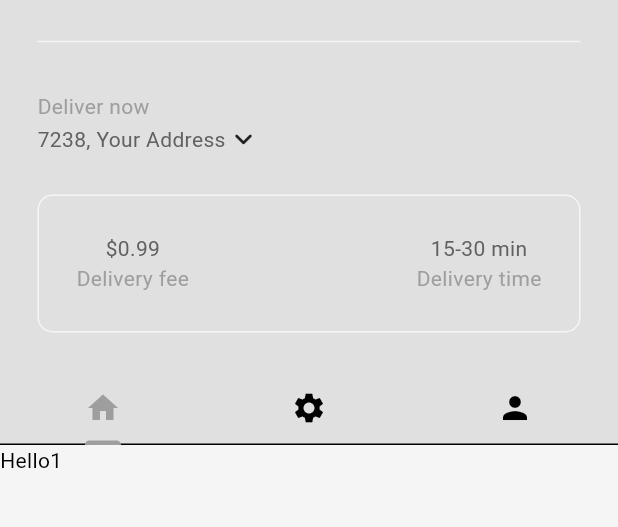
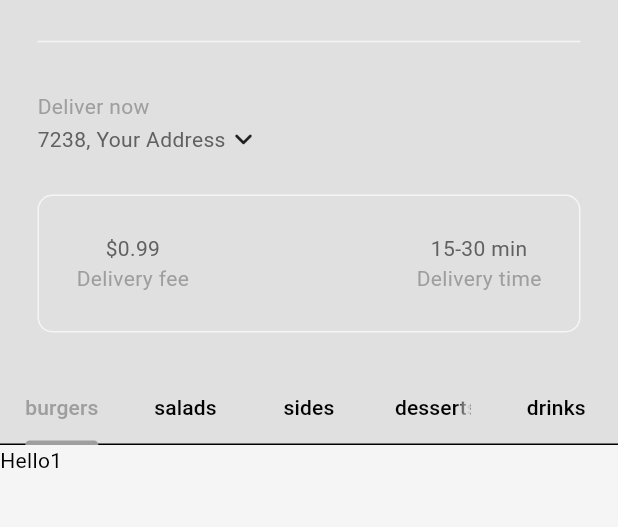
Before and after one commit to muhammed-suhaid/Dine_Direct, a Flutter app: the HomePage screen opened directly, on a phone screen of 412 x 824 dp, the part 65-592 px from its top. Run offline on Flutter 3.47's test engine with Material 3 defaults, Android fonts, the phone set to English and light mode, and no system bars; our stand-ins replace flutter_riverpod.

Commit message:
Added the tab as the food category

```diff
--- a/lib/components/my_tab_bar.dart
+++ b/lib/components/my_tab_bar.dart
@@ -1,3 +1,4 @@
+import 'package:dine_direct/models/food.dart';
 import 'package:flutter/material.dart';
 
 class MyTabBar extends StatelessWidget {
@@ -7,25 +8,20 @@ class MyTabBar extends StatelessWidget {
     required this.tabController,
   });
 
+  List<Tab> _buildCategoryTabs() {
+    return FoodCategory.values.map((category) {
+      return Tab(
+        text: category.toString().split('.').last,
+      );
+    }).toList();
+  }
+
   @override
   Widget build(BuildContext context) {
     return Container(
       child: TabBar(
         controller: tabController,
-        tabs: [
-          // home tab
-          Tab(
-            child: Icon(Icons.home),
-          ),
-          //settings tab
-          Tab(
-            child: Icon(Icons.settings),
-          ),
-          //profile tab
-          Tab(
-            child: Icon(Icons.person),
-          ),
-        ],
+        tabs: _buildCategoryTabs(),
       ),
     );
   }
--- a/lib/models/food.dart
+++ b/lib/models/food.dart
@@ -19,7 +19,7 @@ class Food {
 
 //food category
 enum FoodCategory {
-  burgeres,
+  burgers,
   salads,
   sides,
   desserts,
--- a/lib/models/restaurant.dart
+++ b/lib/models/restaurant.dart
@@ -10,7 +10,7 @@ class Restaurant {
           'A juicy beef patty with melted cheddar, lettuce, tomato, and a hint of onion and pickle.',
       imagePath: 'assets/images/burgers/cheese_burger.jpg',
       price: 0.99,
-      category: FoodCategory.burgeres,
+      category: FoodCategory.burgers,
       availableAddons: [
         Addon(name: 'Extra cheese', price: 0.99),
         Addon(name: 'Bacon', price: 1.99),
@@ -23,7 +23,7 @@ class Restaurant {
           'A delicious veggie patty with fresh lettuce, tomato, and a hint of onion and pickle.',
       imagePath: 'assets/images/burgers/vege_burger.jpg',
       price: 1.99,
-      category: FoodCategory.burgeres,
+      category: FoodCategory.burgers,
       availableAddons: [
         Addon(name: 'Vegan cheese', price: 0.99),
         Addon(name: 'Grilled Mushrooms', price: 1.49),
@@ -36,7 +36,7 @@ class Restaurant {
           'A beef patty with blue cheese, caramelized onions, lettuce, and tomato.',
       imagePath: 'assets/images/burgers/bluemoon_burger.jpg',
       price: 2.99,
-      category: FoodCategory.burgeres,
+      category: FoodCategory.burgers,
       availableAddons: [
         Addon(name: 'Sauteed mushrooms', price: 0.99),
         Addon(name: 'Fried Egg', price: 1.49),
@@ -49,7 +49,7 @@ class Restaurant {
           'A juicy beef patty with BBQ sauce, cheddar cheese, lettuce, and tomato.',
       imagePath: 'assets/images/burgers/bbq_burger.jpg',
       price: 3.49,
-      category: FoodCategory.burgeres,
+      category: FoodCategory.burgers,
       availableAddons: [
         Addon(name: 'Grilled Onions', price: 0.99),
         Addon(name: 'Jalapenos', price: 1.49),
@@ -62,7 +62,7 @@ class Restaurant {
           'A beef patty with grilled pineapple, ham, lettuce, and a hint of teriyaki sauce.',
       imagePath: 'assets/images/burgers/aloha_burger.jpg',
       price: 3.99,
-      category: FoodCategory.burgeres,
+      category: FoodCategory.burgers,
       availableAddons: [
         Addon(name: 'Teriyaki Glaze', price: 0.99),
         Addon(name: 'Extra Pineapple', price: 0.99),
--- a/lib/pages/home_page.dart
+++ b/lib/pages/home_page.dart
@@ -3,6 +3,7 @@ import 'package:dine_direct/components/my_description_box.dart';
 import 'package:dine_direct/components/my_drawer.dart';
 import 'package:dine_direct/components/my_sliver_appbar.dart';
 import 'package:dine_direct/components/my_tab_bar.dart';
+import 'package:dine_direct/models/food.dart';
 import 'package:flutter/material.dart';
 
 class HomePage extends StatefulWidget {
@@ -20,7 +21,8 @@ class _HomePageState extends State<HomePage>
   @override
   void initState() {
     super.initState();
-    _tabController = TabController(length: 3, vsync: this);
+    _tabController =
+        TabController(length: FoodCategory.values.length, vsync: this);
   }
 
   @override
@@ -57,6 +59,8 @@ class _HomePageState extends State<HomePage>
             Text('Hello1'),
             Text('Hello2'),
             Text('Hello3'),
+            Text('Hello4'),
+            Text('Hello5'),
           ],
         ),
       ),
--- a/pubspec.yaml
+++ b/pubspec.yaml
@@ -61,7 +61,7 @@ flutter:
 
   # To add assets to your application, add an assets section, like this:
   assets:
-    - assets/images
+    - assets/images/
   #   - images/a_dot_ham.jpeg
 
   # An image asset can refer to one or more resolution-specific "variants", see
```
